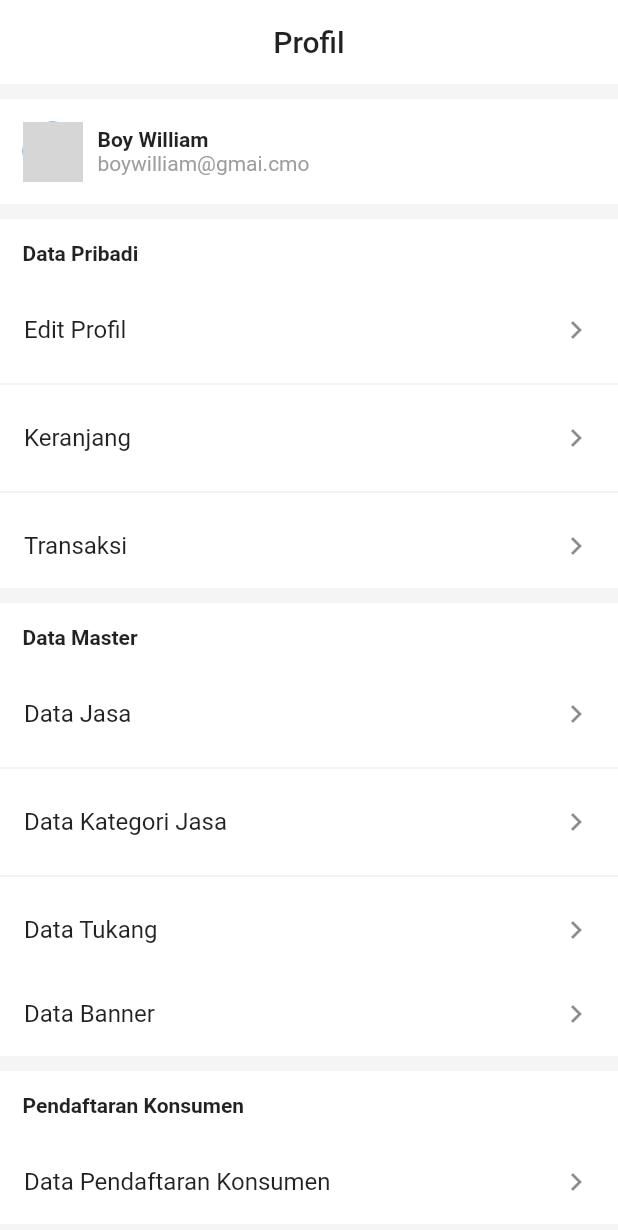
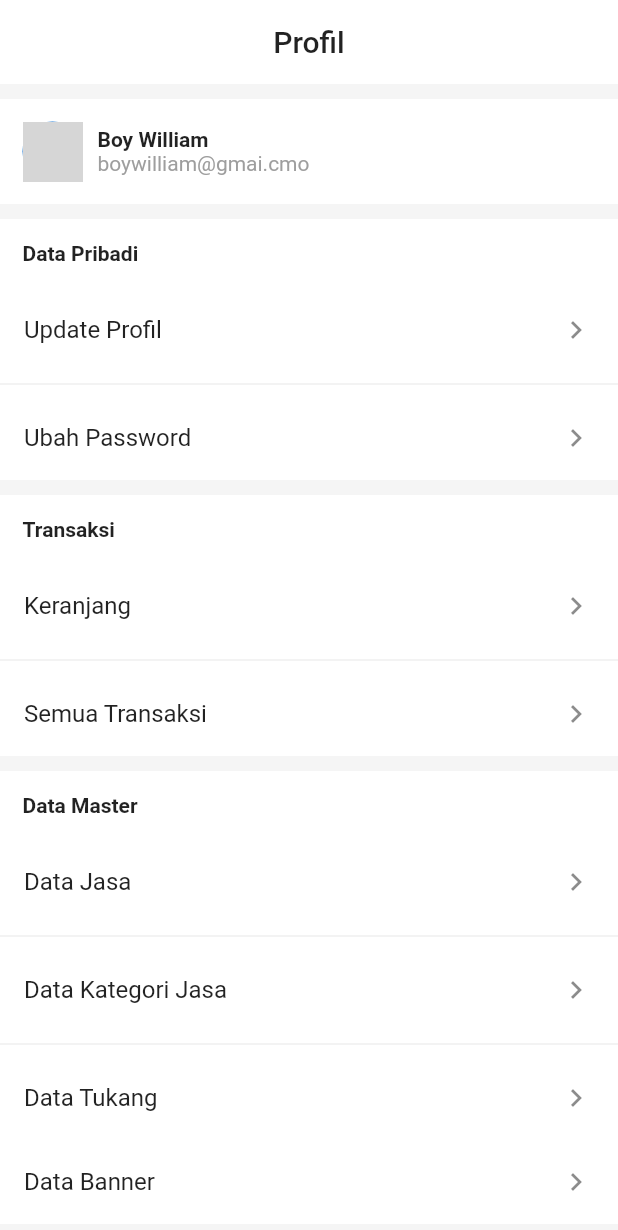
Before and after one commit to jagowebsite/tukangku-mobile, a Flutter app: the Account screen opened directly, on a phone screen of 412 x 824 dp. Shown: the top 1230 px of the screen. Run offline on Flutter 3.47's test engine with Material 2 defaults, Android fonts, the phone set to English and light mode, and no system bars; our stand-ins replace cached_network_image, carousel_slider, readmore, shimmer, sliding_up_panel; network calls fail; grey boxes are pictures that could not be loaded.

Commit message:
add view update profil and password

```diff
--- a/lib/main.dart
+++ b/lib/main.dart
@@ -1,5 +1,7 @@
 import 'package:flutter/material.dart';
 import 'package:flutter/services.dart';
+import 'package:tukangku/screens/account/profile/update_password.dart';
+import 'package:tukangku/screens/account/profile/update_profile.dart';
 import 'package:tukangku/screens/auth/login.dart';
 import 'package:tukangku/screens/auth/register.dart';
 import 'package:tukangku/screens/navbar.dart';
@@ -33,6 +35,8 @@ class MyApp extends StatelessWidget {
         '/services': (context) => Services(),
         '/service-detail': (context) => ServiceDetail(),
         '/cart': (context) => Cart(),
+        '/update-profile': (context) => UpdateProfil(),
+        '/update-password': (context) => UpdatePassword(),
       },
     );
   }
--- a/lib/screens/account/account.dart
+++ b/lib/screens/account/account.dart
@@ -75,22 +75,48 @@ class _AccountState extends State<Account> {
                     ),
                     ListTile(
                       minVerticalPadding: 0,
-                      onTap: () {},
-                      title: Text('Edit Profil'),
+                      onTap: () =>
+                          Navigator.of(context).pushNamed('/update-profile'),
+                      title: Text('Update Profil'),
                       trailing: Icon(Icons.chevron_right),
                     ),
                     Divider(
                       thickness: 0.5,
                     ),
                     ListTile(
+                      title: Text('Ubah Password'),
+                      onTap: () =>
+                          Navigator.of(context).pushNamed('/update-password'),
+                      trailing: Icon(Icons.chevron_right),
+                    ),
+                  ],
+                ),
+              ),
+              SizedBox(
+                height: 10,
+              ),
+              Container(
+                color: Colors.white,
+                child: Column(
+                  crossAxisAlignment: CrossAxisAlignment.start,
+                  children: [
+                    Padding(
+                      padding: const EdgeInsets.all(15.0),
+                      child: Text(
+                        'Transaksi',
+                        style: TextStyle(fontWeight: FontWeight.bold),
+                      ),
+                    ),
+                    ListTile(
                       title: Text('Keranjang'),
+                      onTap: () => Navigator.of(context).pushNamed('/cart'),
                       trailing: Icon(Icons.chevron_right),
                     ),
                     Divider(
                       thickness: 0.5,
                     ),
                     ListTile(
-                      title: Text('Transaksi'),
+                      title: Text('Semua Transaksi'),
                       trailing: Icon(Icons.chevron_right),
                     ),
                   ],
--- a/lib/screens/design/design.dart
+++ b/lib/screens/design/design.dart
@@ -48,8 +48,7 @@ class _DesignState extends State<Design> {
                             isDense: true,
                             enabled: false,
                             contentPadding: EdgeInsets.only(top: 6, bottom: 11),
-                            hintText:
-                                'Cari layanan yang kamu butuhkan sekarang',
+                            hintText: 'Cari desain yang kamu butuhkan sekarang',
                             hintStyle: TextStyle(
                                 color: Colors.grey.shade400, fontSize: 14),
                             border: OutlineInputBorder(
```
Also changed, not shown: lib/screens/account/profile/update_password.dart (added, +79 -0 lines), lib/screens/account/profile/update_profile.dart (added, +160 -0 lines).
